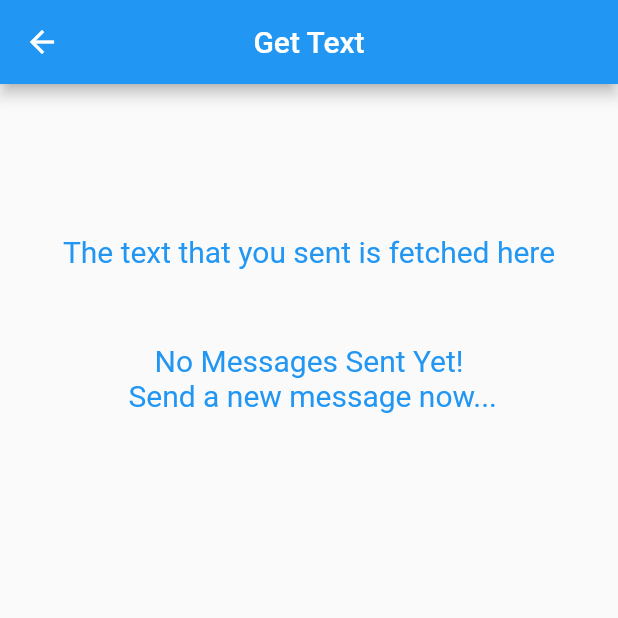
After one commit to harshguptahg007/Flutter-Firebase, a Flutter app: the FetchText screen opened directly, on a phone screen of 412 x 824 dp, the top half of it. The commit adds this screen. Run offline on Flutter 3.47's test engine with Material 2 defaults, Android fonts, the phone set to English and light mode, and no system bars; our stand-ins replace firebase_auth, firebase_database, firebase_storage, google_sign_in, image_picker; accounts and stored records are empty.

Commit message:
added text and image upload:

```diff
--- /dev/null
+++ b/lib/fetch_text.dart
@@ -0,0 +1,111 @@
+import 'dart:async';
+import 'package:firebase_database/firebase_database.dart';
+import 'package:flutter/material.dart';
+
+class FetchText extends StatefulWidget {
+  @override
+  _FetchTextState createState() => _FetchTextState();
+}
+
+class _FetchTextState extends State<FetchText> {
+  List<String> messages;
+  StreamSubscription<Event> _onMessageAddedSubscription;
+  final DatabaseReference messageReference =
+      FirebaseDatabase.instance.reference().child("TEXT");
+
+  @override
+  void initState() {
+    super.initState();
+
+    messages = new List();
+    _onMessageAddedSubscription =
+        messageReference.onChildAdded.listen(_onMessageAdded);
+  }
+
+  _onMessageAdded(Event event) {
+    String text = event.snapshot.value;
+    setState(() {
+      messages.add(text);
+    });
+  }
+
+  @override
+  Widget build(BuildContext context) {
+    double screenHeight = MediaQuery.of(context).size.height;
+    double screenWidth = MediaQuery.of(context).size.width;
+    return Scaffold(
+      appBar: AppBar(
+        backgroundColor: Colors.blue,
+        title: Text('Get Text'),
+        centerTitle: true,
+      ),
+      body: Container(
+        height: screenHeight,
+        width: screenWidth,
+        margin: EdgeInsets.symmetric(horizontal: 30.0),
+        child: Column(
+          mainAxisSize: MainAxisSize.max,
+          children: <Widget>[
+            new SizedBox(
+              height: 100.0,
+            ),
+            Text(
+              'The text that you sent is fetched here',
+              style: TextStyle(
+                color: Colors.blue,
+                fontSize: 20.0,
+              ),
+              textAlign: TextAlign.center,
+            ),
+            new SizedBox(
+              height: 50.0,
+            ),
+            messages.length > 0 ? _listMessages() : _noMessage(),
+            SizedBox(
+              height: 20.0,
+            ),
+          ],
+        ),
+      ),
+    );
+  }
+
+  Widget _listMessages() {
+    return Expanded(
+      child: ListView.builder(
+        //when using shrink wrap, itemCount is necessary
+        itemCount: messages.length,
+        itemBuilder: (context, int index) {
+          return Container(
+            margin: EdgeInsets.only(top: 5.0),
+            child: Text(
+              messages[index],
+              style: TextStyle(
+                color: Colors.blue,
+                fontSize: 20.0,
+              ),
+              textAlign: TextAlign.center,
+            ),
+          );
+        },
+      ),
+    );
+  }
+
+  Widget _noMessage() {
+    return Text(
+      "No Messages Sent Yet!\n Send a new message now...",
+      style: TextStyle(
+        color: Colors.blue,
+        fontSize: 20.0,
+      ),
+      textAlign: TextAlign.center,
+    );
+  }
+
+  @override
+  void dispose() {
+    _onMessageAddedSubscription.cancel();
+    super.dispose();
+  }
+}
--- a/lib/main.dart
+++ b/lib/main.dart
@@ -1,13 +1,13 @@
 import 'package:flutter/material.dart';
 import 'package:flutter_firebase/login_page.dart';
 
-void main() => runApp(MyApp());
+void main() => runApp(FlutterFirebase());
 
-class MyApp extends StatelessWidget {
+class FlutterFirebase extends StatelessWidget {
   @override
   Widget build(BuildContext context) {
     return MaterialApp(
-      title: 'Flutter Demo',
+      title: 'Flutter Firebase',
       theme: ThemeData(
         primarySwatch: Colors.blue,
       ),
```
Also changed, not shown: lib/fetch_image.dart (added, +109 -0 lines), lib/firebase_functions.dart (renamed from lib/user_repository.dart, +9 -5 lines), lib/home_page.dart (+81 -18 lines), lib/login_page.dart (+32 -23 lines), lib/send_image.dart (added, +152 -0 lines), lib/send_text.dart (added, +108 -0 lines), lib/sign_in_page.dart (+11 -7 lines), pubspec.yaml (+7 -5 lines), assets/vegeta2.jpg (added), pubspec.lock, 2 other files.
